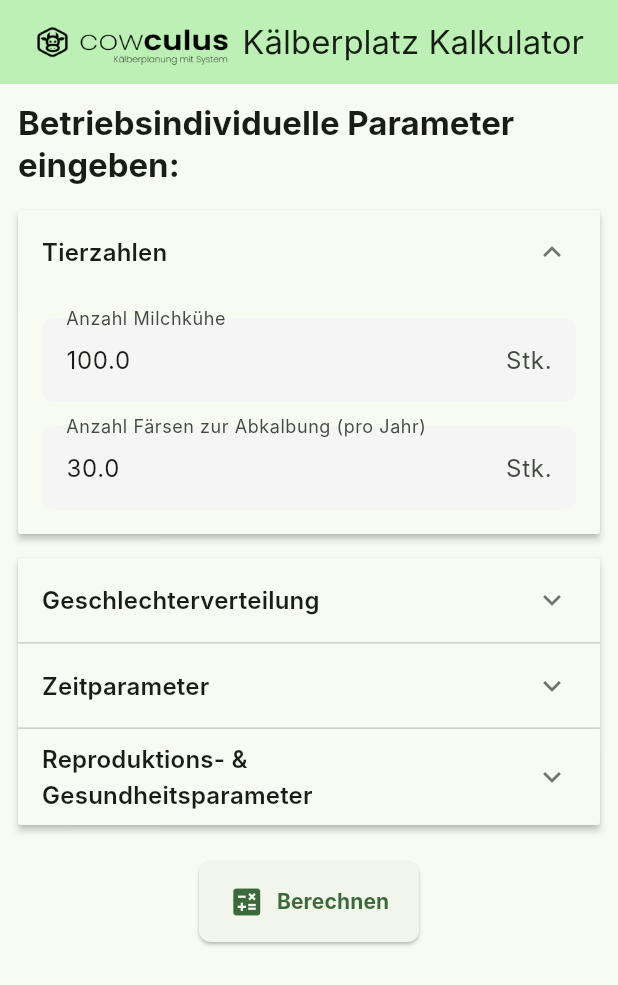
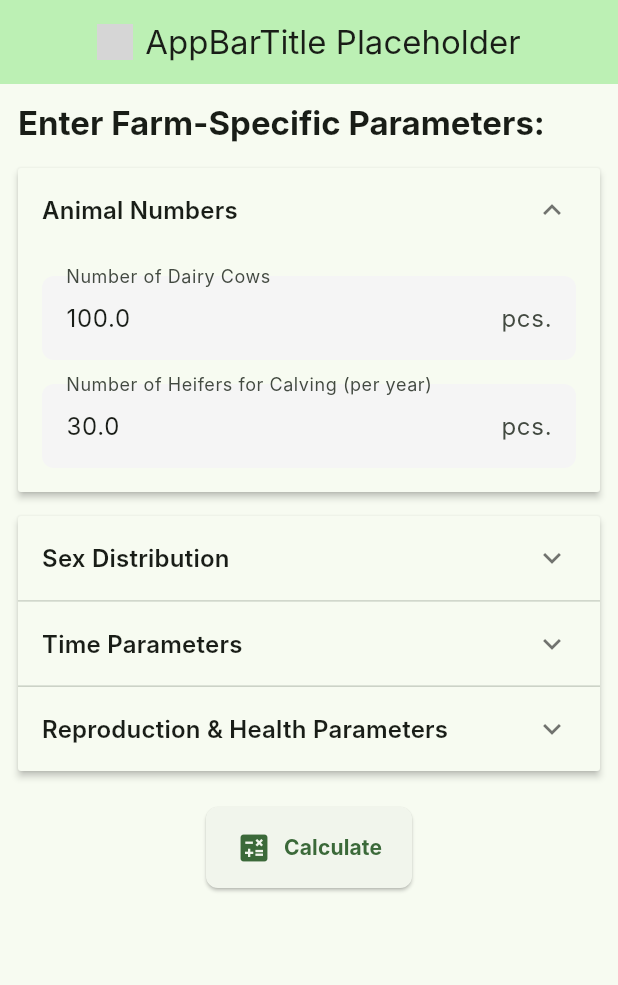
Before and after one commit to Daniel-Kirchhoff/cowculus, a Flutter app: the RechnerBildschirm screen opened directly, on a phone screen of 412 x 824 dp. Shown: the top 985 px of the screen. Run offline on Flutter 3.47's test engine with Material 3 defaults, Android fonts, the phone set to English and light mode, and no system bars; generated files the repository leaves out were written again; Roboto replaces fonts that are missing (Inter); grey boxes are pictures that could not be loaded.

Commit message:
issue #7 umgesetzt

```diff
--- /dev/null
+++ b/l10n.yaml
@@ -0,0 +1,5 @@
+arb-dir: lib/l10n
+
+template-arb-file: app_de.arb
+
+output-localization-file: app_localizations.dart
--- a/lib/config/app_constants.dart
+++ b/lib/config/app_constants.dart
@@ -1,24 +1,22 @@
 import 'package:flutter/material.dart';
 
 // === FARBEN ===
-const Color kSeedColor = Colors.green; // Bereits vorhanden für Theme
-final Color kInputFillColor = Colors.grey[100]!; // Bereits vorhanden für Theme
+const Color kSeedColor = Colors.green;
+final Color kInputFillColor = Colors.grey[100]!;
 final Color kDataTableBorderColor = Colors.grey.shade300;
 final Color kTotalRowHighlightColor = Colors.green.shade50;
-final Color kHintTextColor =
-    Colors.grey; // Für den Hinweis-Text unter der Tabelle
+final Color kHintTextColor = Colors.grey;
 
 // === TEXT STILE & SCHRIFTARTEN ===
-const String kFontFamily = 'Inter'; // Bereits vorhanden für Theme
-const double kHintTextFontSize = 12.0; // Für den Hinweis-Text unter der Tabelle
+const String kFontFamily = 'Inter';
+const double kHintTextFontSize = 12.0;
 
 // === ABSTÄNDE & PADDING ===
 const double kPaddingSmall = 8.0;
 const double kPaddingMedium = 16.0;
 const double kPaddingLarge = 24.0;
-
-const EdgeInsets kButtonPadding = EdgeInsets.symmetric(
-    horizontal: 20, vertical: 15); // Bereits vorhanden für Theme
+const EdgeInsets kButtonPadding =
+    EdgeInsets.symmetric(horizontal: 20, vertical: 15);
 const EdgeInsets kPanelPaddingBody =
     EdgeInsets.symmetric(horizontal: 16.0, vertical: 8.0);
 const EdgeInsets kScreenPaddingSmall = EdgeInsets.all(12.0);
@@ -32,45 +30,3 @@ const double kSmallScreenBreakpoint = 600.0;
 const double kDataTableColumnSpacing = 20.0;
 const Size kElevatedButtonMinimumSize = Size(200, 50);
 const double kIconSizeDefault = 24.0;
-
-// === TEXT KONSTANTEN (UI Strings) ===
-// Titel & Überschriften
-const String kAppTitle = 'cowculus';
-const String kAppBarTitle = 'Kälberplatz Kalkulator';
-const String kMainParameterFormTitle =
-    "Betriebsindividuelle Parameter eingeben:";
-const String kResultsTitle = "Ergebnisse der Kälberplatzberechnung:";
-
-// Expansion Panel Titel
-const String kPanelTitleTierzahlen = "Tierzahlen";
-const String kPanelTitleGeschlecht = "Geschlechterverteilung";
-const String kPanelTitleZeit = "Zeitparameter";
-const String kPanelTitleReproduktion = "Reproduktions- & Gesundheitsparameter";
-
-// DataTable Spaltenüberschriften
-const String kColumnHeaderParameter = 'Parameter';
-const String kColumnHeaderAktuell = 'Aktuell\n(betriebsspez.)';
-const String kColumnHeaderRealistisch = 'Realistisch\n(Ø NRW/DE, +25% Res.)';
-const String kColumnHeaderEmpfehlung = 'Empfehlung\n(Beratung)';
-
-// DataTable Zeilenbeschriftungen
-const String kRowLabelBullenkaelber = 'Bullenkälber-Plätze';
-const String kRowLabelFaersenkaelber = 'Färsenkälber-Plätze';
-const String kRowLabelGesamtPlaetze = 'Gesamt-Plätze';
-
-// Sonstige Texte
-const String kButtonTextBerechnen = 'Berechnen';
-const String kHinweisTextTabelle =
-    "* Hinweis: 'Realistisch' beinhaltet 25% Reserve auf die Gesamtplätze. 'Bullenkälber-' und 'Färsenkälber-Plätze' werden ohne diese szenariospezifische Reserve ausgewiesen.";
-const String kTextFieldHint =
-    'Wert eingeben'; // Standard-Hint-Text für Textfelder
-
-// Validierungsnachrichten
-const String kValidatorMsgBitteWertEingeben = 'Bitte Wert eingeben';
-const String kValidatorMsgUngueltigeZahl = 'Ungültige Zahl';
-const String kValidatorMsgWertMussPositivSein = 'Wert muss positiv sein';
-
-// Einheiten (
-const String kEinheitStueck = 'Stk.';
-const String kEinheitProzent = '%';
-const String kEinheitTage = 'Tage';
--- /dev/null
+++ b/lib/l10n/app_en.arb
@@ -0,0 +1,42 @@
+{
+  "@@locale": "en",
+  "appTitle": "cowculus",
+  "appBarTitle": "AppBarTitle Placeholder",
+  "calculatorTitle": "Calf Pen Calculator",
+  "welcomeMessage": "Welcome to {appName}!",
+  "welcomeSubtitle": "WelcomeSubtitle Placeholder",
+  "startCalculatorButton": "Start Calculator",
+  "mainParameterFormTitle": "Enter Farm-Specific Parameters:",
+  "resultsTitle": "Results of Calf Pen Calculation:",
+  "panelTitleTierzahlen": "Animal Numbers",
+  "panelTitleGeschlecht": "Sex Distribution",
+  "panelTitleZeit": "Time Parameters",
+  "panelTitleReproduktion": "Reproduction & Health Parameters",
+  "columnHeaderParameter": "Parameter",
+  "columnHeaderAktuell": "Current\n(farm-specific)",
+  "columnHeaderRealistisch": "Realistic\n(Avg. NRW/DE, +25% Res.)",
+  "columnHeaderEmpfehlung": "Recommendation\n(Consulting)",
+  "rowLabelBullenkaelber": "Bull Calf Pens",
+  "rowLabelFaersenkaelber": "Heifer Calf Pens",
+  "rowLabelGesamtPlaetze": "Total Pens",
+  "buttonTextBerechnen": "Calculate",
+  "hinweisTextTabelle": "* Note: 'Realistic' includes a 25% reserve on total pens. 'Bull calf' and 'Heifer calf pens' are shown without this scenario-specific reserve.",
+  "textFieldHint": "Enter value",
+  "validatorMsgBitteWertEingeben": "Please enter a value",
+  "validatorMsgUngueltigeZahl": "Invalid number",
+  "validatorMsgWertMussPositivSein": "Value must be positive",
+  "einheitStueck": "pcs.",
+  "einheitProzent": "%",
+  "einheitTage": "days",
+  "textFormFieldLabelAnzahlMilchkuehe": "Number of Dairy Cows",
+  "textFormFieldLabelAnzahlFaersen": "Number of Heifers for Calving (per year)",
+  "textFormFieldLabelAnteilMaennlKaelber": "Percentage of Male Calves",
+  "textFormFieldLabelZwischenkalbezeit": "Inter-Calving Interval",
+  "textFormFieldLabelHaltedauerBullen": "Housing Duration Bull Calves (single)",
+  "textFormFieldLabelHaltedauerFaersen": "Housing Duration Heifer Calves (single)",
+  "textFormFieldLabelLeerstandszeit": "Vacancy Period Between Occupancies",
+  "textFormFieldLabelAbkalberate": "Calving Rate",
+  "textFormFieldLabelFruehmortalitaet": "Early Mortality (calves up to 28 days)",
+  "textFormFieldLabelTotgeburtenrate": "Stillbirth Rate (optional)",
+  "textFormFieldLabelZwillingstraechtigkeiten": "Twin Pregnancy Rate"
+}
--- a/lib/models/berechnungs_eingabe.dart
+++ b/lib/models/berechnungs_eingabe.dart
@@ -21,8 +21,7 @@ class BerechnungsEingabe {
     this.leerstandszeitTage = 7,
     this.abkalberateProzent = 90,
     this.fruehmortalitaetProzent = 3,
-    this.totgeburtenrateProzent =
-        4, // Standardwert, kann 0 sein, wenn der Benutzer nichts eingibt
+    this.totgeburtenrateProzent = 4,
     this.anteilZwillingstraechtigkeitenProzent = 3,
   });
 
@@ -63,7 +62,6 @@ class BerechnungsEingabe {
     );
   }
 
-  // NEUE METHODE: Auslagerung von Switch
   BerechnungsEingabe aktualisiereFeld(String feldName, double wert) {
     switch (feldName) {
       case 'anzahlMilchkuehe':
@@ -89,7 +87,6 @@ class BerechnungsEingabe {
       case 'anteilZwillingstraechtigkeitenProzent':
         return copyWith(anteilZwillingstraechtigkeitenProzent: wert);
       default:
-        // Optional: Fehler loggen oder eine Ausnahme werfen, wenn das Feld unbekannt ist
         print(
             'Unbekanntes Feld in BerechnungsEingabe.aktualisiereFeld: $feldName');
         return this; // Gibt die aktuelle (unveränderte) Instanz zurück
--- a/lib/models/szenario_ergebnis.dart
+++ b/lib/models/szenario_ergebnis.dart
@@ -1,4 +1,3 @@
-// Datenmodell für Berechnungsergebnisse eines Szenarios
 class SzenarioErgebnis {
   final double bullenkaelberPlaetze;
   final double faersenkaelberPlaetze;
--- a/lib/screens/rechner_bildschirm.dart
+++ b/lib/screens/rechner_bildschirm.dart
@@ -1,5 +1,6 @@
 import 'package:flutter/material.dart';
 import 'package:flutter/services.dart';
+import 'package:flutter_gen/gen_l10n/app_localizations.dart';
 
 import '../models/berechnungs_eingabe.dart';
 import '../models/szenario_ergebnis.dart';
@@ -18,18 +19,11 @@ class _RechnerBildschirmState extends State<RechnerBildschirm> {
   final _formKey = GlobalKey<FormState>();
   BerechnungsEingabe _aktuelleEingabe = BerechnungsEingabe();
   final BerechnungsService _berechnungsService = BerechnungsService();
-
   SzenarioErgebnis? _aktuellErgebnis;
   SzenarioErgebnis? _realistischErgebnis;
   SzenarioErgebnis? _empfehlungErgebnis;
-
   final Map<String, TextEditingController> _controllers = {};
-  final List<bool> _isExpanded = [
-    true, // Tierzahlen
-    false, // Geschlecht
-    false, // Zeit
-    false // Reproduktion
-  ];
+  final List<bool> _isExpanded = [true, false, false, false];
 
   @override
   void initState() {
@@ -62,9 +56,7 @@ class _RechnerBildschirmState extends State<RechnerBildschirm> {
 
   @override
   void dispose() {
-    _controllers.forEach((key, controller) {
-      controller.dispose();
-    });
+    _controllers.forEach((key, controller) => controller.dispose());
     super.dispose();
   }
 
@@ -85,7 +77,6 @@ class _RechnerBildschirmState extends State<RechnerBildschirm> {
         );
         _realistischErgebnis = _berechnungsService.berechne(realistischEingabe,
             reserveProzent: 25);
-
         double empfZKZ = _aktuelleEingabe.zwischenkalbezeitTage > 410
             ? _aktuelleEingabe.zwischenkalbezeitTage
             : 410;
@@ -100,8 +91,8 @@ class _RechnerBildschirmState extends State<RechnerBildschirm> {
     }
   }
 
-  Widget _erstelleTextFeld(
-      String schluessel, String bezeichnung, String einheit,
+  Widget _erstelleTextFeld(BuildContext context, String schluessel,
+      String bezeichnung, String einheit,
       {bool istProzent = false, bool erlaubeDezimal = true}) {
     return Padding(
       padding: const EdgeInsets.symmetric(vertical: kPaddingSmall),
@@ -109,7 +100,7 @@ class _RechnerBildschirmState extends State<RechnerBildschirm> {
         controller: _controllers[schluessel],
         decoration: InputDecoration(
           labelText: bezeichnung,
-          hintText: kTextFieldHint,
+          hintText: AppLocalizations.of(context)!.textFieldHint,
           suffixText: einheit,
         ),
         keyboardType: TextInputType.numberWithOptions(decimal: erlaubeDezimal),
@@ -119,14 +110,15 @@ class _RechnerBildschirmState extends State<RechnerBildschirm> {
         ],
         validator: (wert) {
           if (wert == null || wert.isEmpty) {
-            return kValidatorMsgBitteWertEingeben;
+            return AppLocalizations.of(context)!.validatorMsgBitteWertEingeben;
           }
           final val = double.tryParse(wert);
           if (val == null) {
-            return kValidatorMsgUngueltigeZahl;
+            return AppLocalizations.of(context)!.validatorMsgUngueltigeZahl;
           }
-          if (istProzent && (val < 0)) {/* Ggf. weitere Validierung */}
-          if (val < 0) return kValidatorMsgWertMussPositivSein;
+          if (val < 0)
+            return AppLocalizations.of(context)!
+                .validatorMsgWertMussPositivSein;
           return null;
         },
         onSaved: (wert) {
@@ -142,19 +134,15 @@ class _RechnerBildschirmState extends State<RechnerBildschirm> {
       required bool isExpanded,
       required List<Widget> children}) {
     return ExpansionPanel(
-      headerBuilder: (BuildContext context, bool isExpanded) {
-        return ListTile(
-          title: Text(titel,
-              style: Theme.of(context)
-                  .textTheme
-                  .titleMedium
-                  ?.copyWith(fontWeight: FontWeight.w600)),
-        );
-      },
+      headerBuilder: (context, isExpanded) => ListTile(
+        title: Text(titel,
+            style: Theme.of(context)
+                .textTheme
+                .titleMedium
+                ?.copyWith(fontWeight: FontWeight.w600)),
+      ),
       body: Padding(
-        padding: kPanelPaddingBody,
-        child: Column(children: children),
-      ),
+          padding: kPanelPaddingBody, child: Column(children: children)),
       isExpanded: isExpanded,
       canTapOnHeader: true,
     );
@@ -162,6 +150,7 @@ class _RechnerBildschirmState extends State<RechnerBildschirm> {
 
   @override
   Widget build(BuildContext context) {
+    final l10n = AppLocalizations.of(context)!;
     final screenWidth = MediaQuery.of(context).size.width;
     final isSmallScreen = screenWidth < kSmallScreenBreakpoint;
 
@@ -172,18 +161,13 @@ class _RechnerBildschirmState extends State<RechnerBildschirm> {
           children: [
             Hero(
               tag: 'appLogo',
-              child: Image.asset(
-                'lib/assets/images/logo.png',
-                height: 30, //
-                errorBuilder: (context, error, stackTrace) {
-                  // Fallback, falls das Logo nicht geladen werden kann
-                  return const Icon(Icons.agriculture, size: kIconSizeDefault);
-                },
-              ),
+              child: Image.asset('assets/images/logo.png',
+                  height: 30,
+                  errorBuilder: (context, error, stackTrace) =>
+                      const Icon(Icons.agriculture, size: kIconSizeDefault)),
             ),
-            const SizedBox(
-                width: kPaddingSmall), // Abstand zwischen Logo und Titel
-            const Text(kAppBarTitle),
+            const SizedBox(width: kPaddingSmall),
+            Text(l10n.appBarTitle),
           ],
         ),
         centerTitle: true,
@@ -197,7 +181,7 @@ class _RechnerBildschirmState extends State<RechnerBildschirm> {
             crossAxisAlignment: CrossAxisAlignment.stretch,
             children: <Widget>[
               Text(
-                kMainParameterFormTitle,
+                l10n.mainParameterFormTitle,
                 style: Theme.of(context)
                     .textTheme
                     .titleLarge
@@ -205,72 +189,94 @@ class _RechnerBildschirmState extends State<RechnerBildschirm> {
               ),
               const SizedBox(height: kPaddingMedium),
               ExpansionPanelList(
-                expansionCallback: (int index, bool isExpanded) {
-                  setState(() {
-                    _isExpanded[index] = !_isExpanded[index];
-                  });
-                },
+                expansionCallback: (index, isExpanded) =>
+                    setState(() => _isExpanded[index] = !_isExpanded[index]),
                 elevation: 2,
                 expandedHeaderPadding: EdgeInsets.zero,
                 children: [
                   _erstelleAusklappPanel(
-                    titel: kPanelTitleTierzahlen,
+                    titel: l10n.panelTitleTierzahlen,
                     isExpanded: _isExpanded[0],
                     children: [
-                      _erstelleTextFeld('anzahlMilchkuehe', 'Anzahl Milchkühe',
-                          kEinheitStueck,
+                      _erstelleTextFeld(
+                          context,
+                          'anzahlMilchkuehe',
+                          l10n.textFormFieldLabelAnzahlMilchkuehe,
+                          l10n.einheitStueck,
                           erlaubeDezimal: false),
                       _erstelleTextFeld(
+                          context,
                           'anzahlFaersenZurAbkalbung',
-                          'Anzahl Färsen zur Abkalbung (pro Jahr)',
-                          kEinheitStueck,
+                          l10n.textFormFieldLabelAnzahlFaersen,
+                          l10n.einheitStueck,
                           erlaubeDezimal: false),
                     ],
                   ),
                   _erstelleAusklappPanel(
-                    titel: kPanelTitleGeschlecht,
+                    titel: l10n.panelTitleGeschlecht,
                     isExpanded: _isExpanded[1],
                     children: [
-                      _erstelleTextFeld('anteilMaennlicherKaelberProzent',
-                          'Anteil männlicher Kälber', kEinheitProzent,
+                      _erstelleTextFeld(
+                          context,
+                          'anteilMaennlicherKaelberProzent',
+                          l10n.textFormFieldLabelAnteilMaennlKaelber,
+                          l10n.einheitProzent,
                           istProzent: true),
                     ],
                   ),
                   _erstelleAusklappPanel(
-                    titel: kPanelTitleZeit,
+                    titel: l10n.panelTitleZeit,
                     isExpanded: _isExpanded[2],
                     children: [
-                      _erstelleTextFeld('zwischenkalbezeitTage',
-                          'Zwischenkalbezeit', kEinheitTage),
                       _erstelleTextFeld(
+                          context,
+                          'zwischenkalbezeitTage',
+                          l10n.textFormFieldLabelZwischenkalbezeit,
+                          l10n.einheitTage),
+                      _erstelleTextFeld(
+                          context,
                           'haltedauerBullenkaelberTage',
-                          'Haltedauer Bullenkälber (Einzelhaltung)',
-                          kEinheitTage),
+                          l10n.textFormFieldLabelHaltedauerBullen,
+                          l10n.einheitTage),
                       _erstelleTextFeld(
+                          context,
                           'haltedauerFaersenkaelberTage',
-                          'Haltedauer Färsenkälber (Einzelhaltung)',
-                          kEinheitTage),
-                      _erstelleTextFeld('leerstandszeitTage',
-                          'Leerstandszeit zwischen Belegungen', kEinheitTage),
+                          l10n.textFormFieldLabelHaltedauerFaersen,
+                          l10n.einheitTage),
+                      _erstelleTextFeld(
+                          context,
+                          'leerstandszeitTage',
+                          l10n.textFormFieldLabelLeerstandszeit,
+                          l10n.einheitTage),
                     ],
                   ),
                   _erstelleAusklappPanel(
-                    titel: kPanelTitleReproduktion,
+                    titel: l10n.panelTitleReproduktion,
                     isExpanded: _isExpanded[3],
                     children: [
                       _erstelleTextFeld(
-                          'abkalberateProzent', 'Abkalberate', kEinheitProzent,
+                          context,
+                          'abkalberateProzent',
+                          l10n.textFormFieldLabelAbkalberate,
+                          l10n.einheitProzent,
                           istProzent: true),
                       _erstelleTextFeld(
+                          context,
                           'fruehmortalitaetProzent',
-                          'Frühmortalität (Kälber bis 28 Tage)',
-                          kEinheitProzent,
+                          l10n.textFormFieldLabelFruehmortalitaet,
+                          l10n.einheitProzent,
                           istProzent: true),
-                      _erstelleTextFeld('totgeburtenrateProzent',
-                          'Totgeburtenrate (optional)', kEinheitProzent,
+                      _erstelleTextFeld(
+                          context,
+                          'totgeburtenrateProzent',
+                          l10n.textFormFieldLabelTotgeburtenrate,
+                          l10n.einheitProzent,
                           istProzent: true),
-                      _erstelleTextFeld('anteilZwillingstraechtigkeitenProzent',
-                          'Anteil Zwillingsträchtigkeiten', kEinheitProzent,
+                      _erstelleTextFeld(
+                          context,
+                          'anteilZwillingstraechtigkeitenProzent',
+                          l10n.textFormFieldLabelZwillingstraechtigkeiten,
+                          l10n.einheitProzent,
                           istProzent: true),
                     ],
                   ),
@@ -281,7 +287,7 @@ class _RechnerBildschirmState extends State<RechnerBildschirm> {
                 child: ElevatedButton.icon(
                   icon: const Icon(Icons.calculate, size: kIconSizeDefault),
                   onPressed: _berechneAlleSzenarien,
-                  label: const Text(kButtonTextBerechnen),
+                  label: Text(l10n.buttonTextBerechnen),
                   style: ElevatedButton.styleFrom(
                     textStyle: Theme.of(context)
                         .textTheme
```
Also changed, not shown: lib/l10n/app_de.arb (added, +51 -0 lines), lib/main.dart (+19 -4 lines), lib/screens/start_bildschirm.dart (+12 -38 lines), lib/services/berechnungs_service.dart (+16 -34 lines), lib/widgets/ergebnis_tabelle_widget.dart (+29 -25 lines), pubspec.yaml (+13 -0 lines), lib/assets/images/Kälberplanung mit System.png (added).
